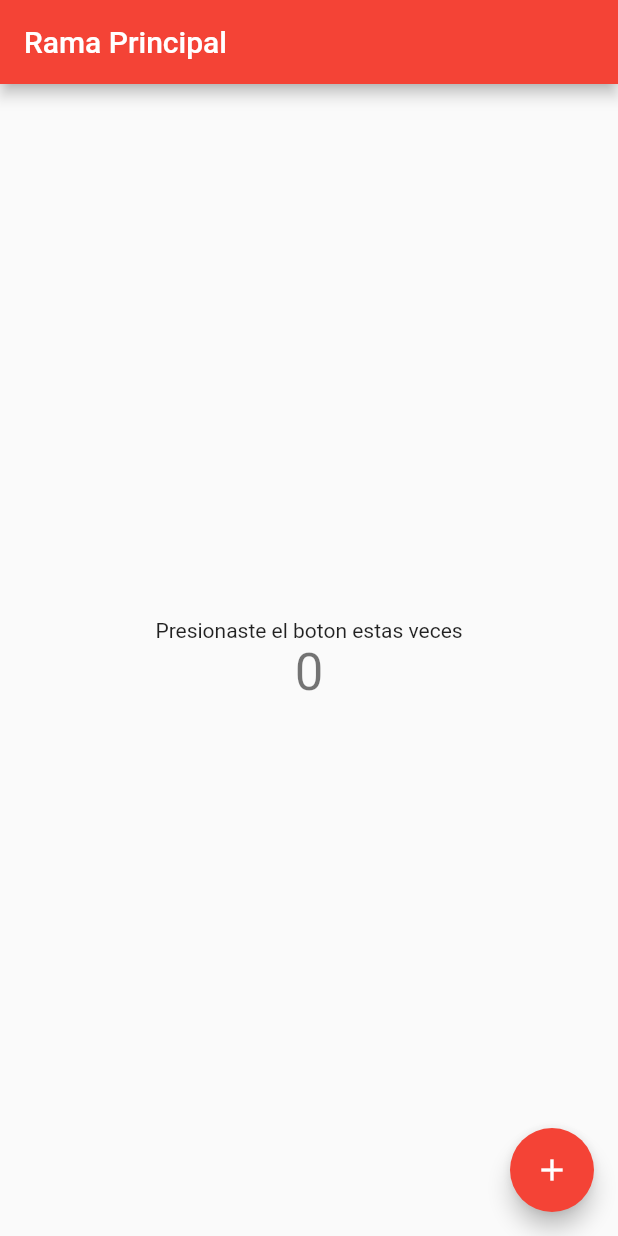
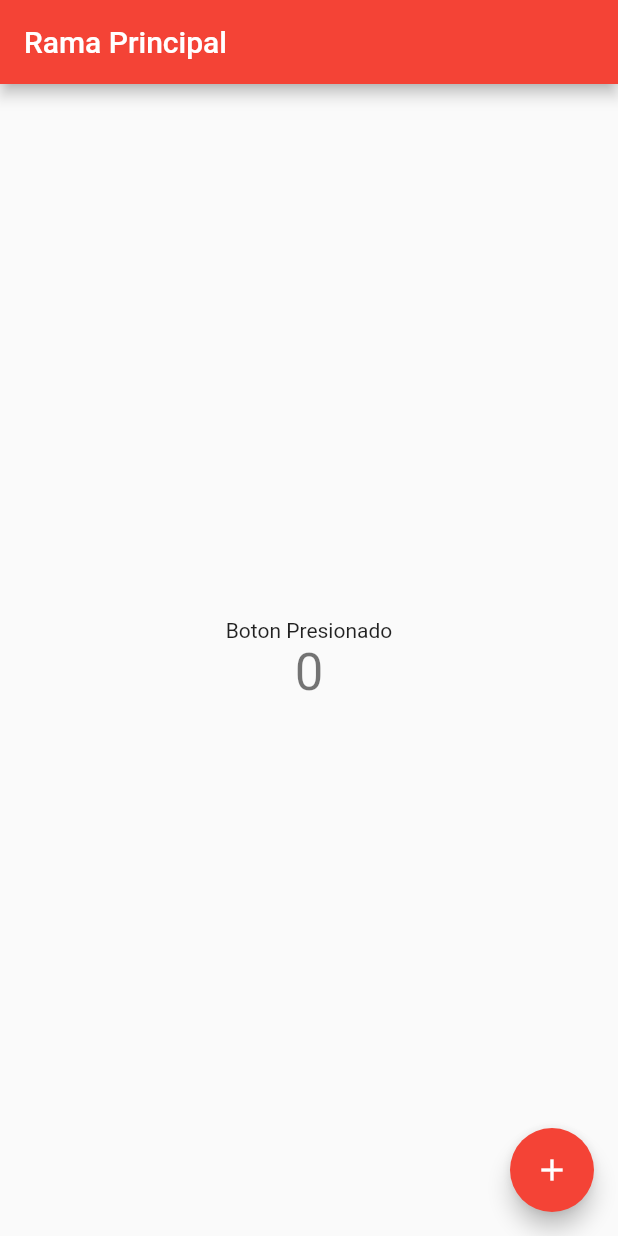
Before and after one commit to washington007/Git_GitHub, a Flutter app: the screen it shows after launch, on a phone screen of 412 x 824 dp. Run offline on Flutter 3.47's test engine with Material 2 defaults, Android fonts, the phone set to English and light mode, and no system bars.

Commit message:
Se actualizó el texto central

```diff
--- a/lib/main.dart
+++ b/lib/main.dart
@@ -52,7 +52,7 @@ class _MyHomePageState extends State<MyHomePage> {
           mainAxisAlignment: MainAxisAlignment.center,
           children: <Widget>[
             Text(
-              'Presionaste el boton estas veces',
+              'Boton Presionado',
             ),
             Text(
               '$_counter',
```
